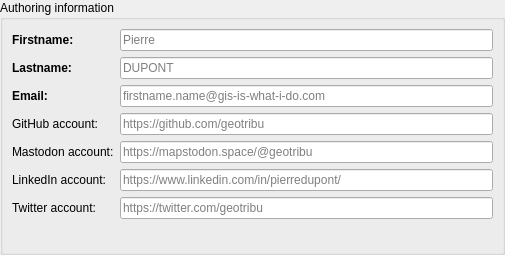
The window that qtribu/gui/wdg_authoring.ui (geotribu/qtribu) describes before a commit, drawn with Qt 5.
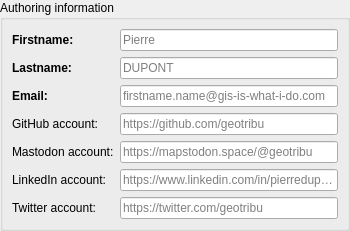
The same window after the commit. Custom widgets are drawn as their Qt base class.

Commit message: ui-authoring): remove minimumSize to improve widget integration

What changed in the file:
```diff
--- a/qtribu/gui/wdg_authoring.ui
+++ b/qtribu/gui/wdg_authoring.ui
@@ -6,15 +6,9 @@
    <rect>
     <x>0</x>
     <y>0</y>
-    <width>505</width>
-    <height>255</height>
-   </rect>
-  </property>
-  <property name="minimumSize">
-   <size>
     <width>350</width>
     <height>225</height>
-   </size>
+   </rect>
   </property>
   <property name="windowTitle">
    <string>Authoring information</string>
```
